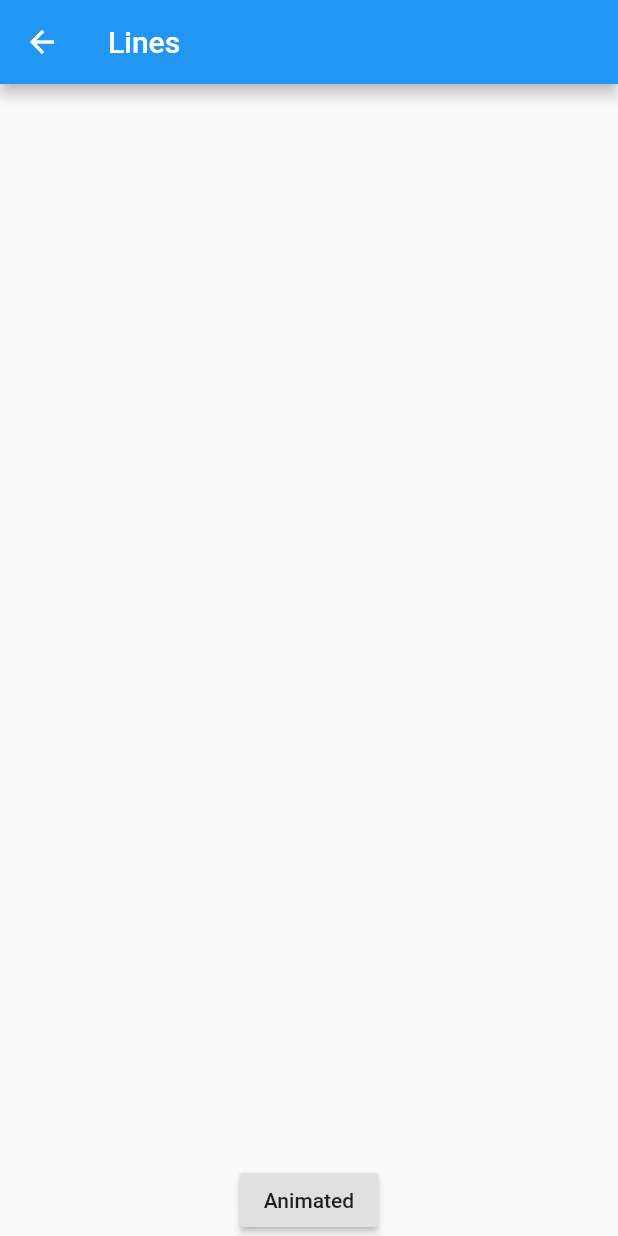
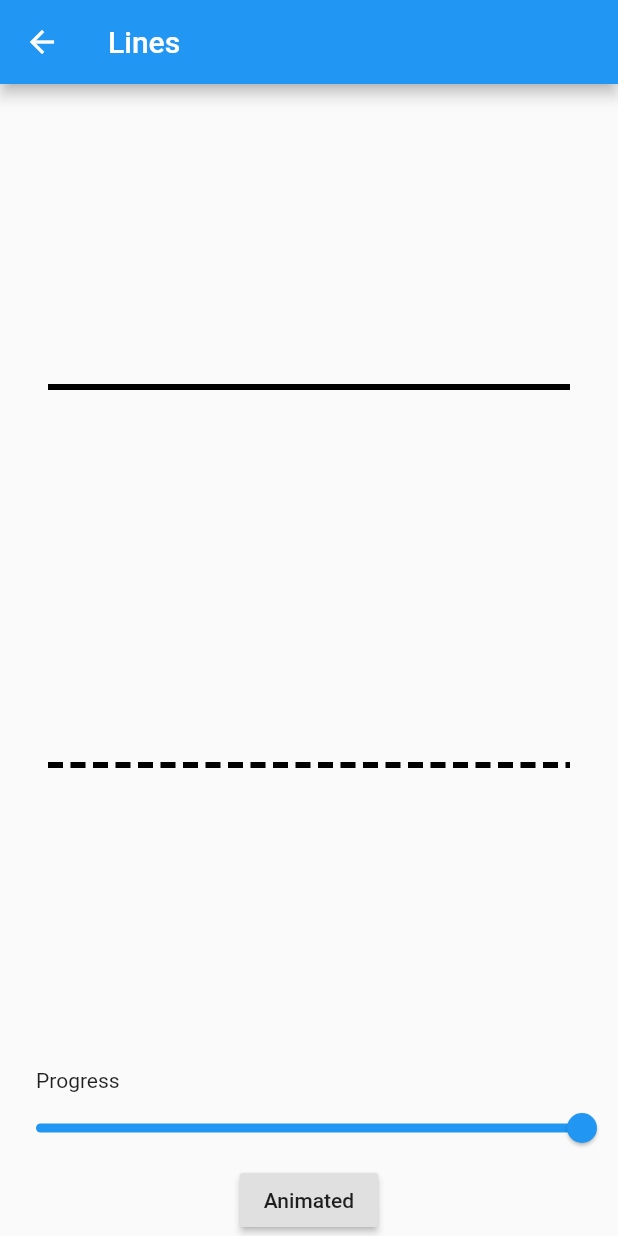
Before and after one commit to divyanshub024/flutter_path_animation, a Flutter app: the screen it shows after launch, after a tap on "Lines", on a phone screen of 412 x 824 dp. Run offline on Flutter 3.47's test engine with Material 2 defaults, Android fonts, the phone set to English and light mode, and no system bars.

Commit message:
final changes

```diff
--- a/lib/lines.dart
+++ b/lib/lines.dart
@@ -1,3 +1,5 @@
+import 'dart:ui';
+
 import 'package:flutter/material.dart';
 
 class Lines extends StatefulWidget {
@@ -15,6 +17,7 @@ class _LinesState extends State<Lines> with SingleTickerProviderStateMixin {
       vsync: this,
       duration: Duration(seconds: 2),
     );
+    _controller.value = 1.0;
   }
 
   @override
@@ -23,25 +26,49 @@ class _LinesState extends State<Lines> with SingleTickerProviderStateMixin {
       appBar: AppBar(
         title: Text('Lines'),
       ),
-      body: Column(
+      body: SafeArea(
+        child: Column(
           crossAxisAlignment: CrossAxisAlignment.start,
           mainAxisSize: MainAxisSize.max,
           children: <Widget>[
             AnimatedBuilder(
               animation: _controller,
               builder: (context, child) {
-              print(_controller.value);
                 return Expanded(
-                child: Center(
-                  child: Padding(
+                  child: Column(
+                    mainAxisAlignment: MainAxisAlignment.spaceEvenly,
+                    children: <Widget>[
+                      Padding(
                         padding: const EdgeInsets.only(left: 32.0, right: 32.0),
                         child: CustomPaint(
                           painter: LinePainter(progress: _controller.value),
                           size: Size(double.maxFinite, 100),
                         ),
                       ),
+                      Padding(
+                        padding: const EdgeInsets.only(left: 32.0, right: 32.0),
+                        child: CustomPaint(
+                          painter: DashLinePainter(progress: _controller.value),
+                          size: Size(double.maxFinite, 100),
+                        ),
+                      ),
+                    ],
                   ),
                 );
+              },
+            ),
+            Padding(
+              padding: const EdgeInsets.only(left: 24.0),
+              child: Text('Progress'),
+            ),
+            Slider(
+              value: _controller.value,
+              min: 0.0,
+              max: 1.0,
+              onChanged: (value) {
+                setState(() {
+                  _controller.value = value;
+                });
               },
             ),
             Center(
@@ -54,6 +81,7 @@ class _LinesState extends State<Lines> with SingleTickerProviderStateMixin {
               ),
             )
           ],
+        ),
       ),
     );
   }
@@ -74,7 +102,6 @@ class LinePainter extends CustomPainter {
   void paint(Canvas canvas, Size size) {
     var path = Path();
     path.moveTo(0, size.height / 2);
-    print('${size.width * progress}, ${size.height / 2}');
     path.lineTo(size.width * progress, size.height / 2);
     canvas.drawPath(path, _paint);
   }
@@ -85,35 +112,43 @@ class LinePainter extends CustomPainter {
   }
 }
 
-//class LinePainter extends CustomPainter {
-//  Paint _paint = Paint()
-//    ..color = Colors.black
-//    ..strokeWidth = 4.0
-//    ..style = PaintingStyle.stroke
-//    ..strokeJoin = StrokeJoin.round;
-//
-//  @override
-//  void paint(Canvas canvas, Size size) {
-//    Path path = createLinePath(size);
-//    canvas.drawPath(path, _paint);
-//  }
-//
-//  Path createLinePath(Size size) {
-//    var path = Path();
-//    var x = 0.0;
-//    var y = size.height;
-//    path.moveTo(x, y);
-//    for (int i = 0; i < 3; i++) {
-//      x += size.height / 2;
-//      path.lineTo(x, 0.0);
-//      x += size.height / 2;
-//      path.lineTo(x, size.height);
-//    }
-//    return path;
-//  }
-//
-//  @override
-//  bool shouldRepaint(CustomPainter oldDelegate) {
-//    return false;
-//  }
-//}
+class DashLinePainter extends CustomPainter {
+  final double progress;
+
+  DashLinePainter({this.progress});
+
+  Paint _paint = Paint()
+    ..color = Colors.black
+    ..strokeWidth = 4.0
+    ..style = PaintingStyle.stroke
+    ..strokeJoin = StrokeJoin.round;
+
+  @override
+  void paint(Canvas canvas, Size size) {
+    var path = Path()
+      ..moveTo(0, size.height / 2)
+      ..lineTo(size.width * progress, size.height / 2);
+
+    Path dashPath = Path();
+    double dashWidth = 10.0;
+    double dashSpace = 5.0;
+    double distance = 0.0;
+
+    for (PathMetric pathMetric in path.computeMetrics()) {
+      while (distance < pathMetric.length) {
+        dashPath.addPath(
+          pathMetric.extractPath(distance, distance + dashWidth),
+          Offset.zero,
+        );
+        distance += dashWidth;
+        distance += dashSpace;
+      }
+    }
+    canvas.drawPath(dashPath, _paint);
+  }
+
+  @override
+  bool shouldRepaint(DashLinePainter oldDelegate) {
+    return oldDelegate.progress != progress;
+  }
+}
--- a/lib/main.dart
+++ b/lib/main.dart
@@ -1,7 +1,7 @@
 import 'package:flutter/material.dart';
 import 'package:path_animation/circles.dart';
 import 'package:path_animation/lines.dart';
-import 'package:path_animation/path_morph.dart';
+import 'package:path_animation/planets.dart';
 import 'package:path_animation/polygon.dart';
 import 'package:path_animation/spiral.dart';
 
@@ -28,7 +28,7 @@ class MyHomePage extends StatelessWidget {
       'Circles': Circles(),
       'Polygon': Polygon(),
       'Spiral': Spiral(),
-      'PathMorph': PathMorph(),
+      'Planets': Planets(),
     };
 
     List<Widget> children = [];
--- a/pubspec.yaml
+++ b/pubspec.yaml
@@ -40,11 +40,6 @@ flutter:
   # the material Icons class.
   uses-material-design: true
 
-  # To add assets to your application, add an assets section, like this:
-  # assets:
-  #  - images/a_dot_burr.jpeg
-  #  - images/a_dot_ham.jpeg
-
   # An image asset can refer to one or more resolution-specific "variants", see
   # https://flutter.dev/assets-and-images/#resolution-aware.
 
```
Also changed, not shown: lib/circles.dart (+21 -23 lines), lib/path_morph.dart (deleted, +0 -88 lines), lib/planets.dart (added, +118 -0 lines), lib/polygon.dart (+41 -15 lines), lib/spiral.dart (+18 -14 lines), pubspec.lock, 1 other file. Lines whose indentation alone changed are shown as unchanged.
